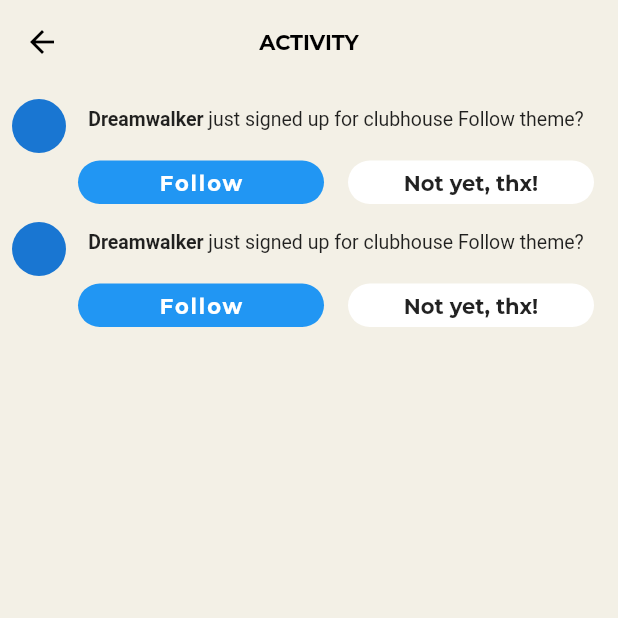
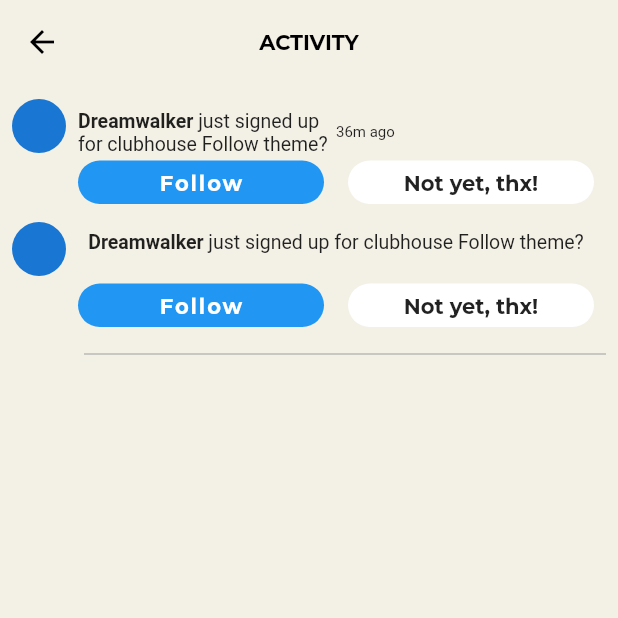
Before and after one commit to JAICHANGPARK/flutter_notebook_11th_story, a Flutter app: the NotificationPage screen opened directly, on a phone screen of 412 x 824 dp, the top half of it. Run offline on Flutter 3.47's test engine with Material 2 defaults, Android fonts, the phone set to English and light mode, and no system bars; our stand-ins replace backdrop, badges, flutter_inner_drawer, flutter_slidable, google_fonts.

Commit message:
Update notification_page.dart

```diff
--- a/lib/ep701_clubhouse/ui/notification_page.dart
+++ b/lib/ep701_clubhouse/ui/notification_page.dart
@@ -43,6 +43,9 @@ class _NotificationPageState extends State<NotificationPage> {
                             child: Column(
                               children: [
                                 Expanded(
+                                  child: Row(
+                                    children: [
+                                      Expanded(
                                         child: Text.rich(TextSpan(
                                           children: [
                                             TextSpan(
@@ -60,6 +63,12 @@ class _NotificationPageState extends State<NotificationPage> {
                                             )
                                           ]
                                         )),
+                                      ),
+                                      Expanded(child: Text("36m ago",style: TextStyle(
+                                        fontSize: 10
+                                      ),))
+                                    ],
+                                  ),
                                 ),
                                 Expanded(
                                   child: Padding(
@@ -183,7 +192,14 @@ class _NotificationPageState extends State<NotificationPage> {
                           ))
                     ],
                   ),
-                )
+                ),
+                Divider(
+                  color: Colors.grey,
+                  indent: 48,
+                ),
+
+
+
               ],
             ),
           ),
```
Lines whose indentation alone changed are shown as unchanged.
